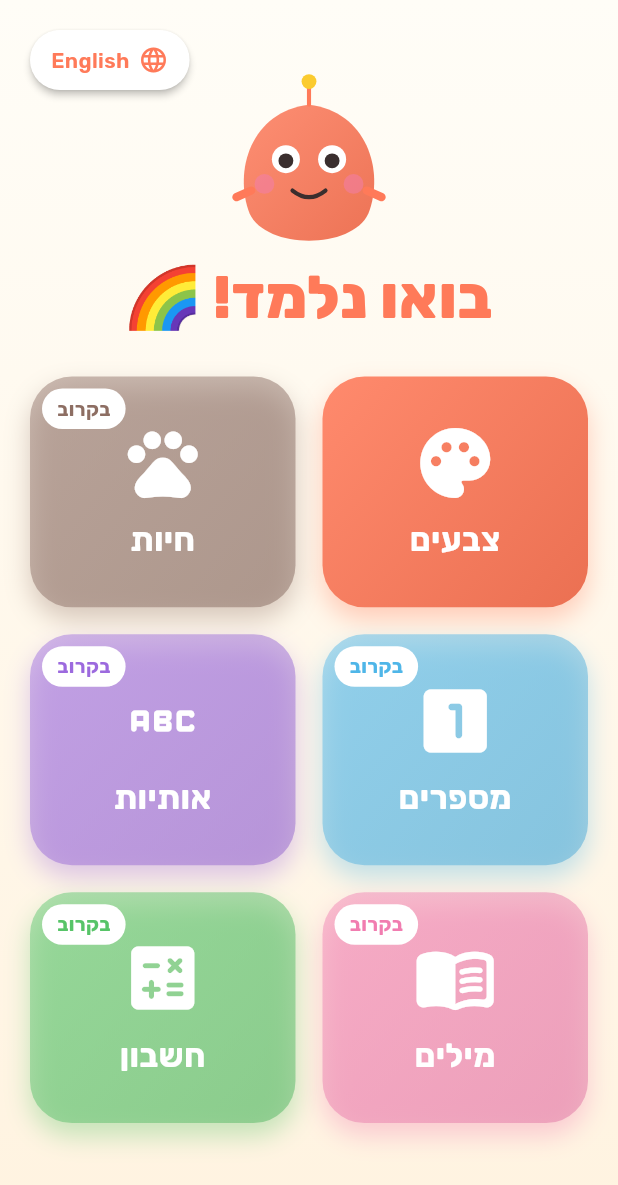
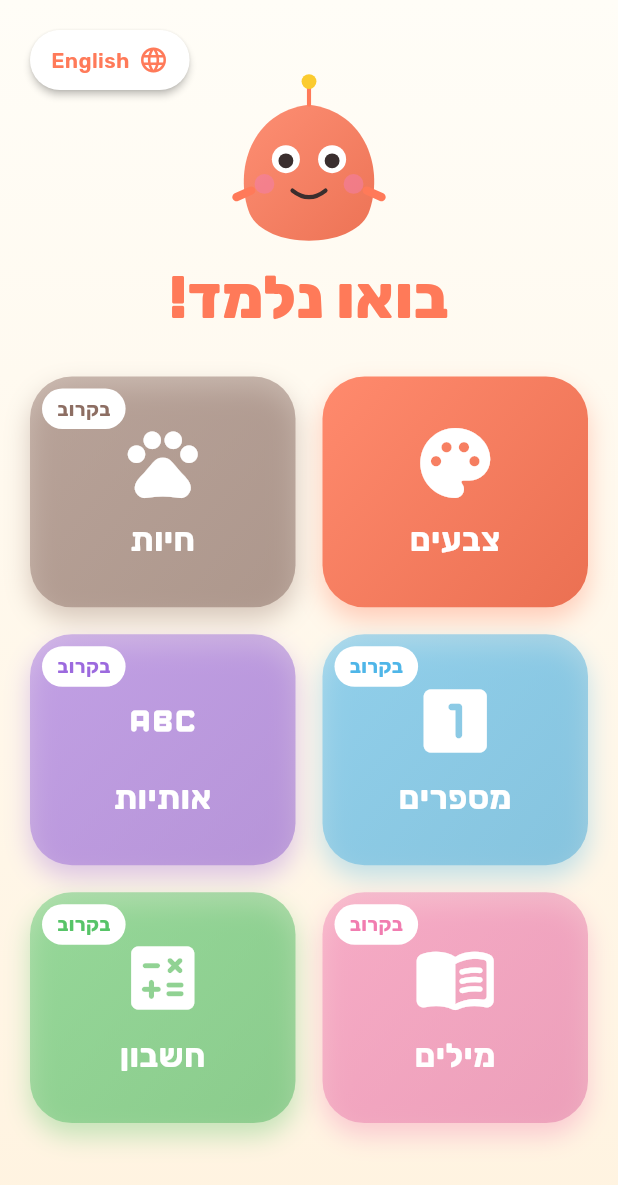
Before and after one commit to shirdagan/kids-learning-app, a Flutter app: the screen it shows after launch, on a phone screen of 412 x 824 dp. Shown: the top 1185 px of the screen. Run offline on Flutter 3.47's test engine with Material 3 defaults, Android fonts, the phone set to English and light mode, and no system bars; our stand-ins replace audioplayers, flutter_tts.

Commit message:
Remove decorative emoji; they don't render reliably
Emoji glyphs depend on the viewer's device having a color-emoji font
installed (the missing-rainbow report confirms this isn't guaranteed
even on a regular desktop browser) — unlike our own bundled Material
Icons font, which always renders. Drop the decorative emoji from
titles (homeTitle, comingSoonMessage, colorsMenuTitle, sortTitle,
playAgain) since Bubu and the existing icon set already carry the
visual warmth, and give the 'play again' button a real replay icon
in place of its emoji.

```diff
--- a/kids_reading_app/lib/i18n/app_strings.dart
+++ b/kids_reading_app/lib/i18n/app_strings.dart
@@ -9,7 +9,7 @@ class AppStrings {
       l.isHebrew ? 'בואו נלמד' : "Let's Learn";
 
   static String homeTitle(AppLanguage l) =>
-      l.isHebrew ? 'בואו נלמד! 🌈' : "Let's Learn! 🌈";
+      l.isHebrew ? 'בואו נלמד!' : "Let's Learn!";
 
   static String moduleColors(AppLanguage l) => l.isHebrew ? 'צבעים' : 'Colors';
   static String moduleAnimals(AppLanguage l) => l.isHebrew ? 'חיות' : 'Animals';
@@ -22,13 +22,13 @@ class AppStrings {
 
   static String comingSoonBadge(AppLanguage l) => l.isHebrew ? 'בקרוב' : 'Soon';
   static String comingSoonMessage(AppLanguage l) =>
-      l.isHebrew ? 'המודול הזה בדרך! 🌟' : 'This module is coming soon! 🌟';
+      l.isHebrew ? 'המודול הזה בדרך!' : 'This module is coming soon!';
 
   static String languageToggleLabel(AppLanguage l) =>
       l.isHebrew ? 'English' : 'עברית'; // שם השפה השנייה, כדי לעבור אליה
 
   static String colorsMenuTitle(AppLanguage l) =>
-      l.isHebrew ? 'צבעים 🎨' : 'Colors 🎨';
+      l.isHebrew ? 'צבעים' : 'Colors';
   static String introMenuItem(AppLanguage l) =>
       l.isHebrew ? 'היכרות עם צבעים' : 'Meet the Colors';
   static String findMenuItem(AppLanguage l) =>
@@ -40,7 +40,7 @@ class AppStrings {
       l.isHebrew ? 'איפה $colorName?' : 'Where is $colorName?';
 
   static String sortTitle(AppLanguage l) =>
-      l.isHebrew ? 'מיון צבעים 🧺' : 'Sort Colors 🧺';
+      l.isHebrew ? 'מיון צבעים' : 'Sort Colors';
   static String sortIntro(AppLanguage l) =>
       l.isHebrew ? 'בואו נמיין לפי צבע!' : "Let's sort by color!";
   static String sortComplete(AppLanguage l) =>
@@ -48,8 +48,7 @@ class AppStrings {
 
   static String celebrationTitle(AppLanguage l) =>
       l.isHebrew ? 'כל הכבוד!' : 'Great job!';
-  static String playAgain(AppLanguage l) =>
-      l.isHebrew ? 'שוב! 🔁' : 'Again! 🔁';
+  static String playAgain(AppLanguage l) => l.isHebrew ? 'שוב!' : 'Again!';
 
   /// כמה ניסוחי שבח שונים לתשובה נכונה, כדי לתת פידבק מגוון ולא חוזר.
   static List<String> praisePhrases(AppLanguage l) => l.isHebrew
```
Also changed, not shown: kids_reading_app/lib/screens/colors/color_sort_game_screen.dart (+12 -1 lines), 1 other file.
